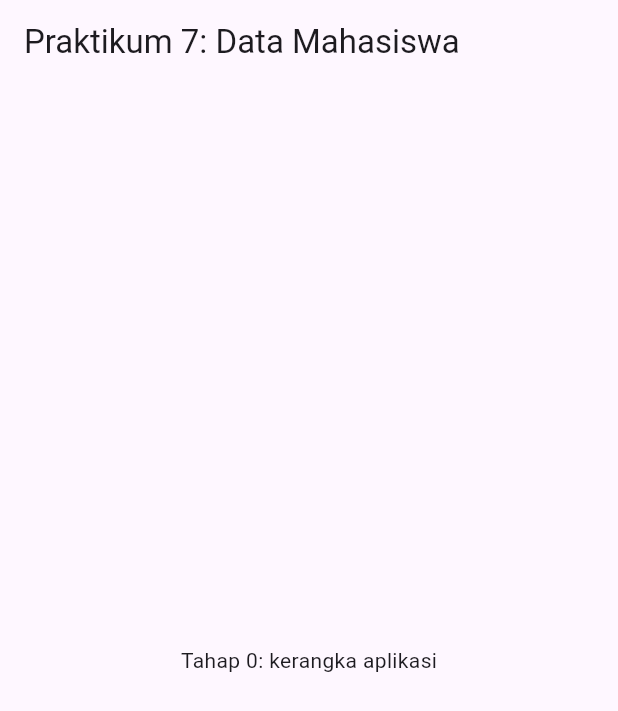
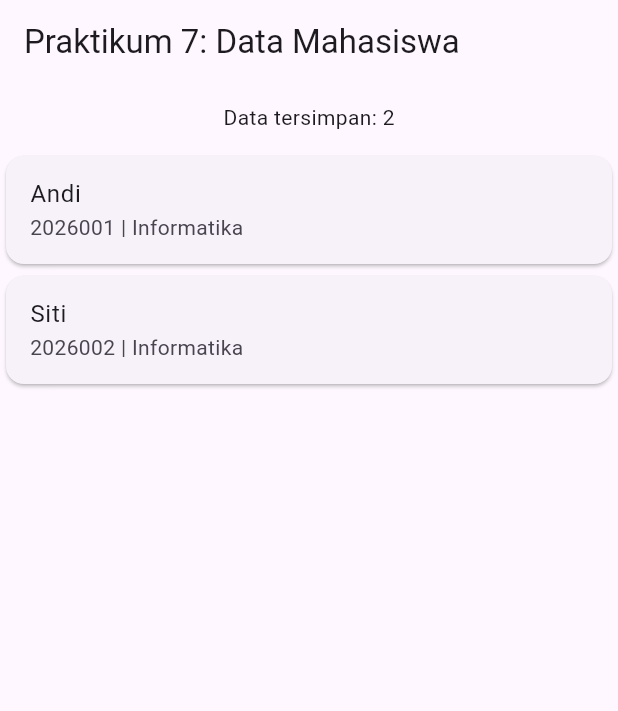
Before and after one commit to chicya06-droid/praktikum7_bertahap, a Flutter app: the screen it shows after launch, on a phone screen of 412 x 824 dp. Shown: the top 711 px of the screen. Run offline on Flutter 3.47's test engine with Material 3 defaults, Android fonts, the phone set to English and light mode, and no system bars.

Commit message:
menampilkan data

```diff
--- a/lib/main.dart
+++ b/lib/main.dart
@@ -25,10 +25,29 @@ class _MahasiswaPageState extends State<MahasiswaPage> {
 Widget build(BuildContext context) {
   return Scaffold(
     appBar: AppBar(title: const Text('Praktikum 7: Data Mahasiswa')),
-    body:
-
-const Center(child: Text('Tahap 0: kerangka aplikasi')),
-
+    // TAHAP 2: Tampilkan list mahasiswa.
+    body: Column(
+      children: [
+        Padding(
+          padding: const EdgeInsets.all(12),
+          child: Text('Data tersimpan: ${mahasiswa.length}'),
+        ),
+        Expanded(
+          child: ListView.builder(
+            itemCount: mahasiswa.length,
+            itemBuilder: (context, index) {
+              final item = mahasiswa[index];
+              return Card(
+                child: ListTile(
+                  title: Text(item['nama']!),
+                  subtitle: Text('${item['nim']} | ${item['prodi']}'),
+                ),
+              );
+            },
+          ),
+        ),
+      ],
+    ),
     );
   }
 }
```
